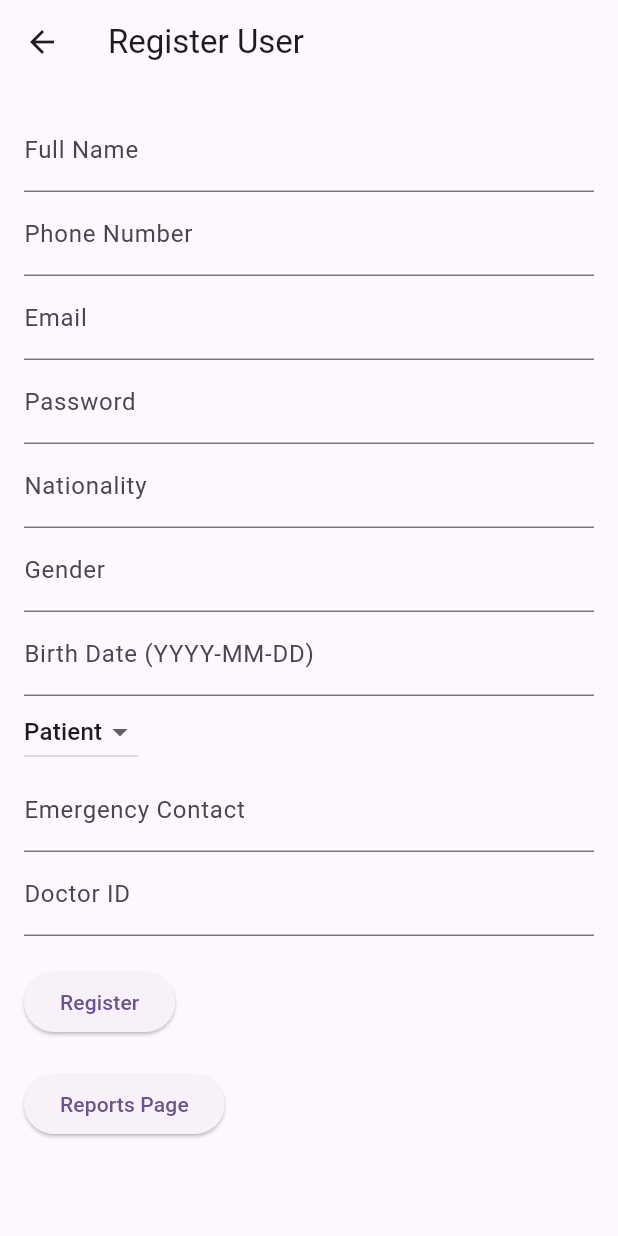
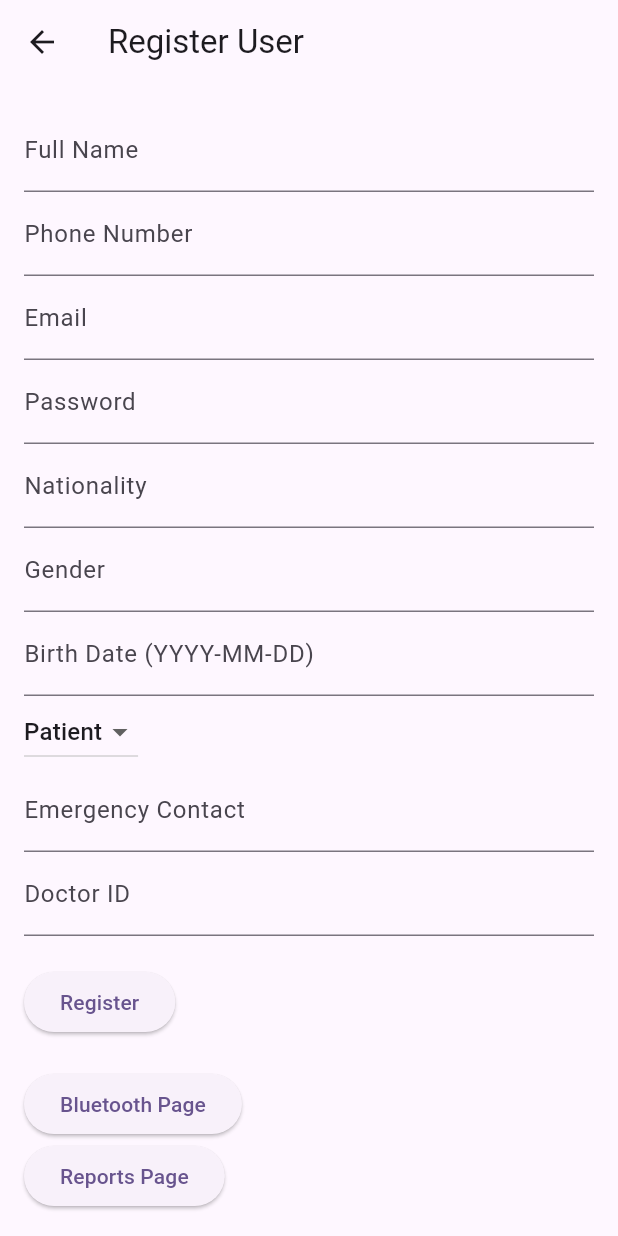
Before and after one commit to Mohammad-soqar/rmts, a Flutter app: the HomeView screen opened directly, after a tap on "Go to Register", on a phone screen of 412 x 824 dp. Run offline on Flutter 3.47's test engine with Material 3 defaults, Android fonts, the phone set to English and light mode, and no system bars; our stand-ins replace cloud_firestore, dio, firebase_auth, firebase_core, firebase_storage, flutter_blue_plus; missing offline and left inert: flutter_pdfview; accounts and stored records are empty.

Commit message:
views modify

```diff
--- a/lib/ui/navigation/routes.dart
+++ b/lib/ui/navigation/routes.dart
@@ -4,10 +4,12 @@ import 'package:rmts/viewmodels/register_viewmodel.dart';
 import '../views/register_view.dart';
 
 class HomeView extends StatelessWidget {
+  const HomeView({super.key});
+
   @override
   Widget build(BuildContext context) {
     return Scaffold(
-      appBar: AppBar(title: Text('Home')),
+      appBar: AppBar(title: const Text('Home')),
       body: Center(
         child: ElevatedButton(
           onPressed: () {
@@ -22,7 +24,7 @@ class HomeView extends StatelessWidget {
 );
 
           },
-          child: Text('Go to Register'),
+          child: const Text('Go to Register'),
         ),
       ),
     );
--- a/lib/ui/views/register_view.dart
+++ b/lib/ui/views/register_view.dart
@@ -1,16 +1,19 @@
 import 'package:flutter/material.dart';
 import 'package:provider/provider.dart';
-import 'package:rmts/ui/views/report_view.dart';
+import 'package:rmts/ui/views/bluetooth_view.dart';
+import 'package:rmts/ui/views/reports_view.dart';
 import '../../viewmodels/register_viewmodel.dart';
 
 class RegisterView extends StatelessWidget {
+  const RegisterView({super.key});
+
   @override
   Widget build(BuildContext context) {
     final registerViewModel = Provider.of<RegisterViewModel>(context);
 
     return Scaffold(
       appBar: AppBar(
-        title: Text('Register User'),
+        title: const Text('Register User'),
       ),
       body: Padding(
         padding: const EdgeInsets.all(16.0),
@@ -20,39 +23,40 @@ class RegisterView extends StatelessWidget {
             children: [
               TextField(
                 controller: registerViewModel.fullNameController,
-                decoration: InputDecoration(labelText: 'Full Name'),
+                decoration: const InputDecoration(labelText: 'Full Name'),
               ),
               TextField(
                 controller: registerViewModel.phoneNumberController,
-                decoration: InputDecoration(labelText: 'Phone Number'),
+                decoration: const InputDecoration(labelText: 'Phone Number'),
               ),
               TextField(
                 controller: registerViewModel.emailController,
-                decoration: InputDecoration(labelText: 'Email'),
+                decoration: const InputDecoration(labelText: 'Email'),
               ),
               TextField(
                 controller: registerViewModel.passwordController,
-                decoration: InputDecoration(labelText: 'Password'),
+                decoration: const InputDecoration(labelText: 'Password'),
                 obscureText: true,
               ),
               TextField(
                 controller: registerViewModel.nationalityController,
-                decoration: InputDecoration(labelText: 'Nationality'),
+                decoration: const InputDecoration(labelText: 'Nationality'),
               ),
               TextField(
                 controller: registerViewModel.genderController,
-                decoration: InputDecoration(labelText: 'Gender'),
+                decoration: const InputDecoration(labelText: 'Gender'),
               ),
               TextField(
                 controller: registerViewModel.birthDateController,
-                decoration: InputDecoration(labelText: 'Birth Date (YYYY-MM-DD)'),
+                decoration:
+                    const InputDecoration(labelText: 'Birth Date (YYYY-MM-DD)'),
               ),
               DropdownButton<String>(
                 value: registerViewModel.role,
                 onChanged: (value) {
                   registerViewModel.setRole(value ?? 'Patient');
                 },
-                items: [
+                items: const [
                   DropdownMenuItem(value: 'Patient', child: Text('Patient')),
                   DropdownMenuItem(value: 'Doctor', child: Text('Doctor')),
                 ],
@@ -60,27 +64,39 @@ class RegisterView extends StatelessWidget {
               if (registerViewModel.role == 'Patient') ...[
                 TextField(
                   controller: registerViewModel.emergencyContactController,
-                  decoration: InputDecoration(labelText: 'Emergency Contact'),
+                  decoration:
+                      const InputDecoration(labelText: 'Emergency Contact'),
                 ),
                 TextField(
                   controller: registerViewModel.doctorIdController,
-                  decoration: InputDecoration(labelText: 'Doctor ID'),
+                  decoration: const InputDecoration(labelText: 'Doctor ID'),
                 ),
               ],
               if (registerViewModel.role == 'Doctor') ...[
                 TextField(
                   controller: registerViewModel.licenseNumberController,
-                  decoration: InputDecoration(labelText: 'License Number'),
+                  decoration:
+                      const InputDecoration(labelText: 'License Number'),
                 ),
               ],
-              SizedBox(height: 20),
+              const SizedBox(height: 20),
               ElevatedButton(
                 onPressed: () async {
                   await registerViewModel.registerUser();
                 },
-                child: Text('Register'),
+                child: const Text('Register'),
               ),
-              SizedBox(height: 20),
+              const SizedBox(height: 20),
+
+                ElevatedButton(
+                onPressed: () {
+                  Navigator.push(
+                    context,
+                    MaterialPageRoute(builder: (context) => BluetoothView()),
+                  );
+                },
+                child: const Text('Bluetooth Page'),
+              ),
                ElevatedButton(
                 onPressed: () {
                   Navigator.push(
@@ -88,7 +104,7 @@ ElevatedButton(
                     MaterialPageRoute(builder: (context) => ReportsView()),
                   );
                 },
-  child: Text('Reports Page'),
+                child: const Text('Reports Page'),
               )
             ],
           ),
```
Lines whose indentation alone changed are shown as unchanged.
